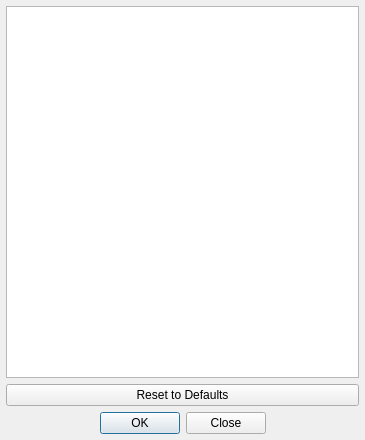
Old version of the form tomviz/PresetDialog.ui in the repository OpenChemistry/tomviz.
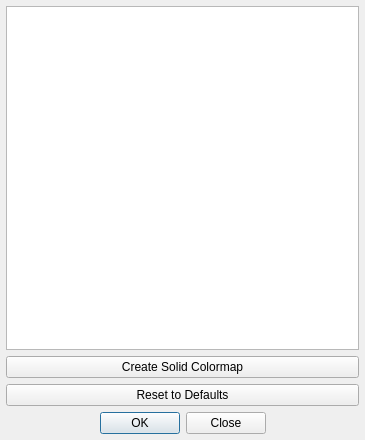
New version of the form.

Commit message:
Add a button to create solid colormaps
This pops up a QColorDialog where the user selects a color, and then
it will create a solid colormap based upon the color the user chose,
and set it as the current colormap.

This is particularly helpful for visualizing multiple volumes and
assigning each volume its own color.

```diff
--- a/tomviz/PresetDialog.ui
+++ b/tomviz/PresetDialog.ui
@@ -39,6 +39,13 @@
      </attribute>
     </widget>
    </item>
+   <item>
+    <widget class="QPushButton" name="createSolidColormap">
+     <property name="text">
+      <string>Create Solid Colormap</string>
+     </property>
+    </widget>
+   </item>
    <item>
     <widget class="QPushButton" name="resetToDefaultsButton">
      <property name="text">
```
The commit also changes 2 other files.
